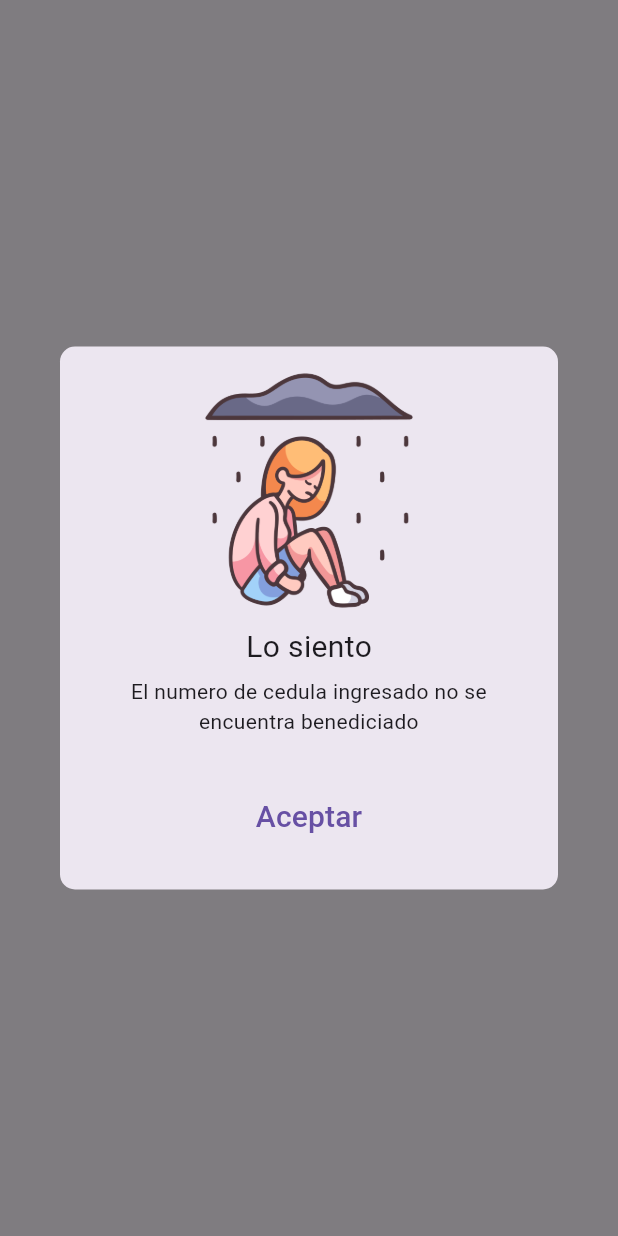
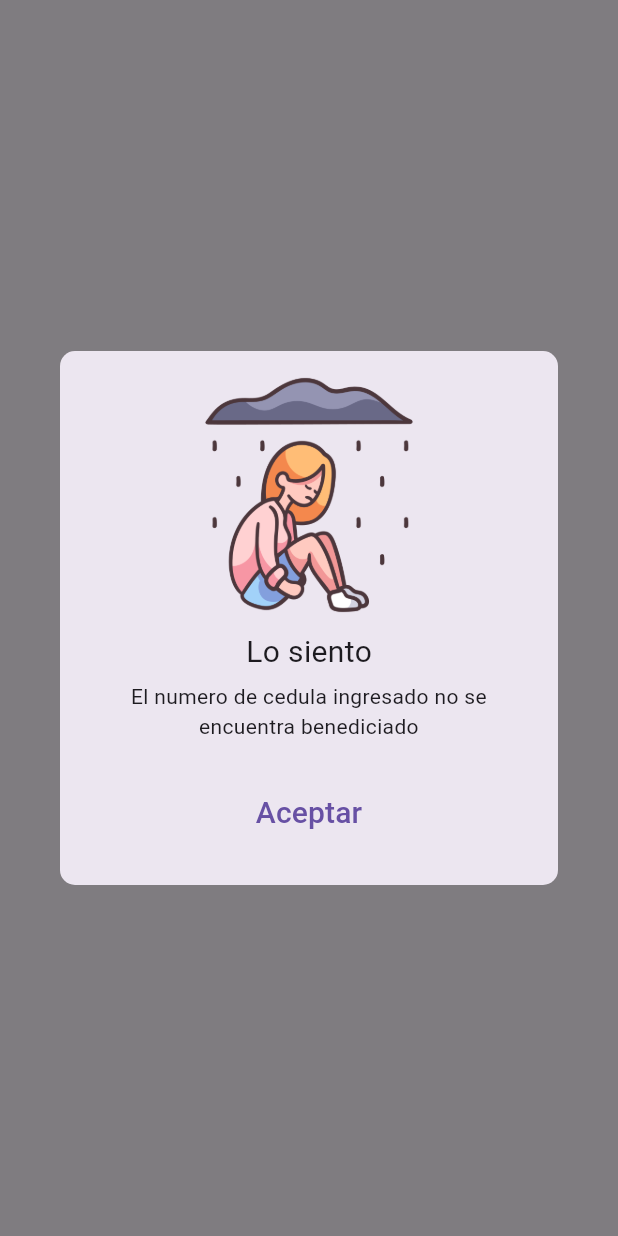
Before and after one commit to Freider123/Adults_benefited, a Flutter app: the AlertScreen widget shown alone on an empty page, opened directly, on a phone screen of 412 x 824 dp. Run offline on Flutter 3.47's test engine with Material 3 defaults, Android fonts, the phone set to English and light mode, and no system bars; our stand-ins replace bloc, flutter_bloc, font_awesome_flutter, get_it.

Commit message:
nueva vista

```diff
--- a/lib/presentacion/modules/pages/home/modal.dart
+++ b/lib/presentacion/modules/pages/home/modal.dart
@@ -29,50 +29,9 @@ class AlertScreen extends StatelessWidget {
         builder: (context) {
           return CupertinoAlertDialog(
             title: title != null ? Text(title!) : null,
-            content: Column(mainAxisSize: MainAxisSize.min, children: [
-              SizedBox(
-                height: 10,
-              ),
-              Icon(
-                Icons.check_circle,
-                color: Color(0xFF01e63d),
-                size: 32,
-              ),
-              Text(
-                titulo,
-                style: TextStyle(fontSize: 20),
-              ),
-            ]),
-            actions: [
-              TextButton(
-                  child: const Text(
-                    'Cancelar',
-                    style: TextStyle(color: Colors.red),
-                  ),
-                  onPressed: () => Navigator.pop(context)),
-              TextButton(
-                  child: const Text('Ok'),
-                  onPressed: () => Navigator.pop(context))
-            ],
-          );
-        });
-  }
-
-  void mostrarAlertaAndroid(BuildContext context) {
-    showDialog(
-        barrierDismissible: false,
-        context: context,
-        barrierColor: Color.fromARGB(127, 0, 0, 0),
-        builder: (context) {
-          return AlertDialog(
-            elevation: 5,
-            title: title != null ? Text(title!) : null,
-            shape: RoundedRectangleBorder(
-                borderRadius: BorderRadiusDirectional.circular(10)),
-            content: Container(
-              height: 250,
-              width: double.infinity,
-              child: Column(children: [
+            content: Column(
+              mainAxisSize: MainAxisSize.min,
+              children: [
                 icon != null
                     ? Icon(
                         icon,
@@ -101,8 +60,72 @@ class AlertScreen extends StatelessWidget {
                         mensaje!,
                         textAlign: TextAlign.center,
                       )
-                    : SizedBox.shrink()
-              ]),
+                    : SizedBox.shrink(),
+              ],
+            ),
+            actions: [
+              TextButton(
+                  child: const Text(
+                    'Aceptar',
+                    style: TextStyle(fontSize: 20),
+                  ),
+                  onPressed: () {
+                    if (funcion != null) {
+                      funcion!();
+                    }
+
+                    Navigator.pop(context);
+                    FocusScope.of(context).unfocus();
+                  })
+            ],
+          );
+        });
+  }
+
+  void mostrarAlertaAndroid(BuildContext context) {
+    showDialog(
+        barrierDismissible: false,
+        context: context,
+        barrierColor: Color.fromARGB(127, 0, 0, 0),
+        builder: (context) {
+          return AlertDialog(
+            elevation: 5,
+            title: title != null ? Text(title!) : null,
+            shape: RoundedRectangleBorder(
+                borderRadius: BorderRadiusDirectional.circular(10)),
+            content: Column(
+              mainAxisSize: MainAxisSize.min,
+              children: [
+                icon != null
+                    ? Icon(
+                        icon,
+                        color: colorIcon ?? Colors.black,
+                        size: 64,
+                      )
+                    : SizedBox.shrink(),
+                urlimagen != null
+                    ? Image.asset(
+                        urlimagen!,
+                        scale: 3.2,
+                      )
+                    : Container(),
+                SizedBox(
+                  height: 10,
+                ),
+                Text(
+                  titulo,
+                  style: TextStyle(fontSize: 20),
+                ),
+                SizedBox(
+                  height: 5,
+                ),
+                mensaje != null
+                    ? Text(
+                        mensaje!,
+                        textAlign: TextAlign.center,
+                      )
+                    : SizedBox.shrink(),
+              ],
             ),
             actionsAlignment: MainAxisAlignment.center,
             actions: [
@@ -116,6 +139,7 @@ class AlertScreen extends StatelessWidget {
                       funcion!();
                     }
 
+                    Navigator.pop(context);
                     Navigator.pop(context);
                     FocusScope.of(context).unfocus();
                   })
--- a/lib/presentacion/modules/shared/widgets/button-primary.dart
+++ b/lib/presentacion/modules/shared/widgets/button-primary.dart
@@ -38,7 +38,7 @@ class ButtonPrimaryCustom extends StatelessWidget {
           child: Text(
             text,
             style: const TextStyle(
-              color: Color.fromRGBO(0, 60, 97, 1),
+              color: Color.fromRGBO(255, 255, 255, 1),
               fontSize: 20,
               fontWeight: FontWeight.bold,
             ),
```
Also changed, not shown: lib/presentacion/modules/pages/home/home.dart (+84 -57 lines), lib/presentacion/modules/shared/widgets/input-text.dart (+7 -2 lines), assets/Recurso.png (added).
